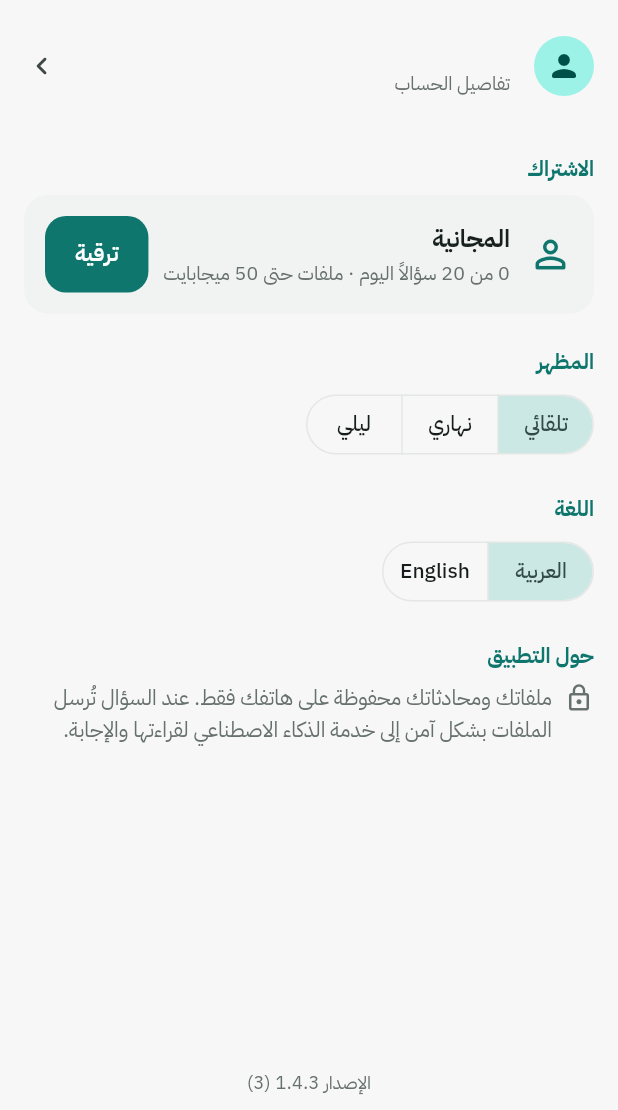
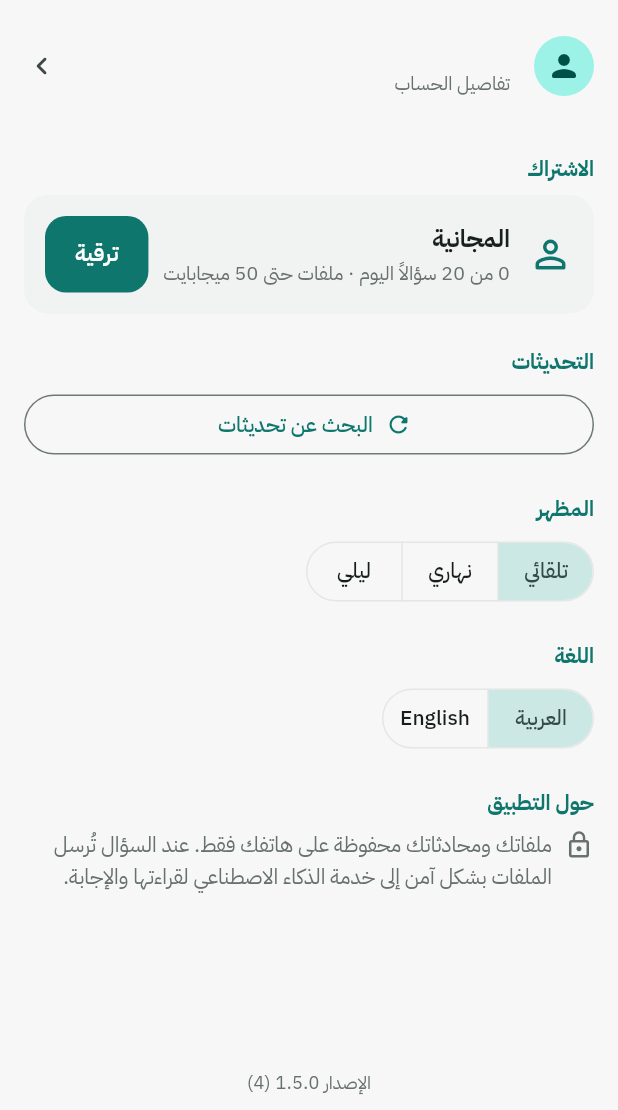
Before and after one commit to al3m6i89-mind-ai/mind-ai, a Flutter app: the SettingsScreen screen opened directly, on a phone screen of 412 x 824 dp, the part 126-1236 px from its top. Run offline on Flutter 3.47's test engine with Material 3 defaults, Android fonts, the phone set to English and light mode, and no system bars; our stand-ins replace file_picker, firebase_auth, firebase_core, flutter_markdown_plus, google_sign_in, image_picker and 4 more; missing offline and left inert: in_app_purchase_android, syncfusion_flutter_pdf; accounts and stored records are empty; network calls fail.

Commit message:
Check for updates, notify on the phone, and install new releases from inside the app
Co-Authored-By: Claude Opus 5.5 <noreply@anthropic.com>
Claude-Session: https://claude.ai/code/session_01QofEb2Jki8mxvhsL5vQZbq

```diff
--- a/lib/core/strings.dart
+++ b/lib/core/strings.dart
@@ -146,6 +146,22 @@ class S {
     'resend': 'إعادة الإرسال',
     'account': 'الحساب',
     'version': 'الإصدار',
+    'updates': 'التحديثات',
+    'checkUpdates': 'البحث عن تحديثات',
+    'checkingUpdates': 'جارٍ البحث…',
+    'upToDate': 'لديك أحدث إصدار',
+    'updateAvailable': 'تحديث جديد متاح',
+    'updateVersion': 'الإصدار {v} جاهز',
+    'updateNow': 'تحديث الآن',
+    'installNow': 'تثبيت',
+    'later': 'لاحقاً',
+    'downloadingP': 'جارٍ التنزيل… {p}%',
+    'whatsNew': 'الجديد في هذا الإصدار',
+    'yourVersion': 'إصدارك الحالي',
+    'upd_network': 'تعذّر البحث عن تحديثات. تحقق من اتصالك بالإنترنت.',
+    'upd_download': 'تعذّر تنزيل التحديث. حاول مرة أخرى.',
+    'upd_permission': 'اسمح للتطبيق بتثبيت التحديثات من الشاشة التي فُتحت، ثم ارجع واضغط «تثبيت».',
+    'upd_install': 'تعذّر فتح شاشة التثبيت. حاول مرة أخرى.',
     'selectedN': '{n} محدد',
     'selectAll': 'تحديد الكل',
     'deselectAll': 'إلغاء التحديد',
@@ -339,6 +355,22 @@ class S {
     'resend': 'Resend',
     'account': 'Account',
     'version': 'Version',
+    'updates': 'Updates',
+    'checkUpdates': 'Check for updates',
+    'checkingUpdates': 'Checking…',
+    'upToDate': 'You have the latest version',
+    'updateAvailable': 'Update available',
+    'updateVersion': 'Version {v} is ready',
+    'updateNow': 'Update now',
+    'installNow': 'Install',
+    'later': 'Later',
+    'downloadingP': 'Downloading… {p}%',
+    'whatsNew': "What's new",
+    'yourVersion': 'Your version',
+    'upd_network': 'Could not check for updates. Check your internet connection.',
+    'upd_download': 'Could not download the update. Please try again.',
+    'upd_permission': 'Allow this app to install updates on the screen that opened, then come back and tap Install.',
+    'upd_install': 'Could not open the installer. Please try again.',
     'selectedN': '{n} selected',
     'selectAll': 'Select all',
     'deselectAll': 'Deselect all',
--- a/lib/ui/settings.dart
+++ b/lib/ui/settings.dart
@@ -5,10 +5,12 @@ import 'package:url_launcher/url_launcher.dart';
 
 import '../core/plan.dart';
 import '../core/store.dart';
+import '../core/updates.dart';
 import '../core/strings.dart';
 import 'account.dart';
 import 'plans.dart';
 import 'theme.dart';
+import 'update_sheet.dart';
 import 'version_label.dart';
 
 class SettingsScreen extends StatefulWidget {
@@ -94,6 +96,46 @@ class _SettingsScreenState extends State<SettingsScreen> {
                 ]),
               ),
             ]),
+            section(s.t('updates'), [
+              ListenableBuilder(
+                listenable: store.updates,
+                builder: (context, _) {
+                  final u = store.updates;
+                  final checking = u.state == UpdateState.checking;
+                  Widget? status;
+                  if (u.hasUpdate) {
+                    status = ListTile(
+                      contentPadding: EdgeInsets.zero,
+                      leading: Icon(Icons.system_update_rounded, color: primary),
+                      title: Text(s.t('updateAvailable'), style: const TextStyle(fontWeight: FontWeight.w600)),
+                      subtitle: Text(s.t('updateVersion', {'v': u.latest!.version})),
+                      trailing: FilledButton(
+                        onPressed: () => showUpdateSheet(context, u, s),
+                        child: Text(s.t('updateNow')),
+                      ),
+                    );
+                  } else if (u.state == UpdateState.upToDate) {
+                    status = Row(children: [
+                      Icon(Icons.check_circle_rounded, color: primary, size: 20),
+                      const SizedBox(width: 8),
+                      Text(s.t('upToDate')),
+                    ]);
+                  } else if (u.state == UpdateState.failed && u.error != null) {
+                    status = Text(s.t('upd_${u.error}'), style: TextStyle(color: context.danger));
+                  }
+                  return Column(crossAxisAlignment: CrossAxisAlignment.stretch, children: [
+                    OutlinedButton.icon(
+                      icon: checking
+                          ? const SizedBox(width: 18, height: 18, child: CircularProgressIndicator(strokeWidth: 2))
+                          : const Icon(Icons.refresh_rounded),
+                      label: Text(s.t(checking ? 'checkingUpdates' : 'checkUpdates')),
+                      onPressed: checking ? null : () => u.check(arabic: store.lang == 'ar'),
+                    ),
+                    if (status != null) ...[const SizedBox(height: 10), status],
+                  ]);
+                },
+              ),
+            ]),
             section(s.t('theme'), [
               SegmentedButton<ThemeMode>(
                 showSelectedIcon: false,
--- a/pubspec.yaml
+++ b/pubspec.yaml
@@ -16,7 +16,7 @@ publish_to: 'none' # Remove this line if you wish to publish to pub.dev
 # https://developer.apple.com/library/archive/documentation/General/Reference/InfoPlistKeyReference/Articles/CoreFoundationKeys.html
 # In Windows, build-name is used as the major, minor, and patch parts
 # of the product and file versions while build-number is used as the build suffix.
-version: 1.4.3+3
+version: 1.5.0+4
 
 environment:
   sdk: ^3.13.7
@@ -65,6 +65,8 @@ dev_dependencies:
   # package. See that file for information about deactivating specific lint
   # rules and activating additional ones.
   flutter_lints: ^6.0.0
+  path_provider_platform_interface: ^2.1.3
+  plugin_platform_interface: ^2.1.8
 
 # For information on the generic Dart part of this file, see the
 # following page: https://dart.dev/tools/pub/pubspec
```
Also changed, not shown: lib/core/store.dart (+7 -1 lines), lib/core/updates.dart (added, +216 -0 lines), lib/ui/home.dart (+14 -0 lines), lib/ui/update_sheet.dart (added, +108 -0 lines), pubspec.lock, 6 other files.
